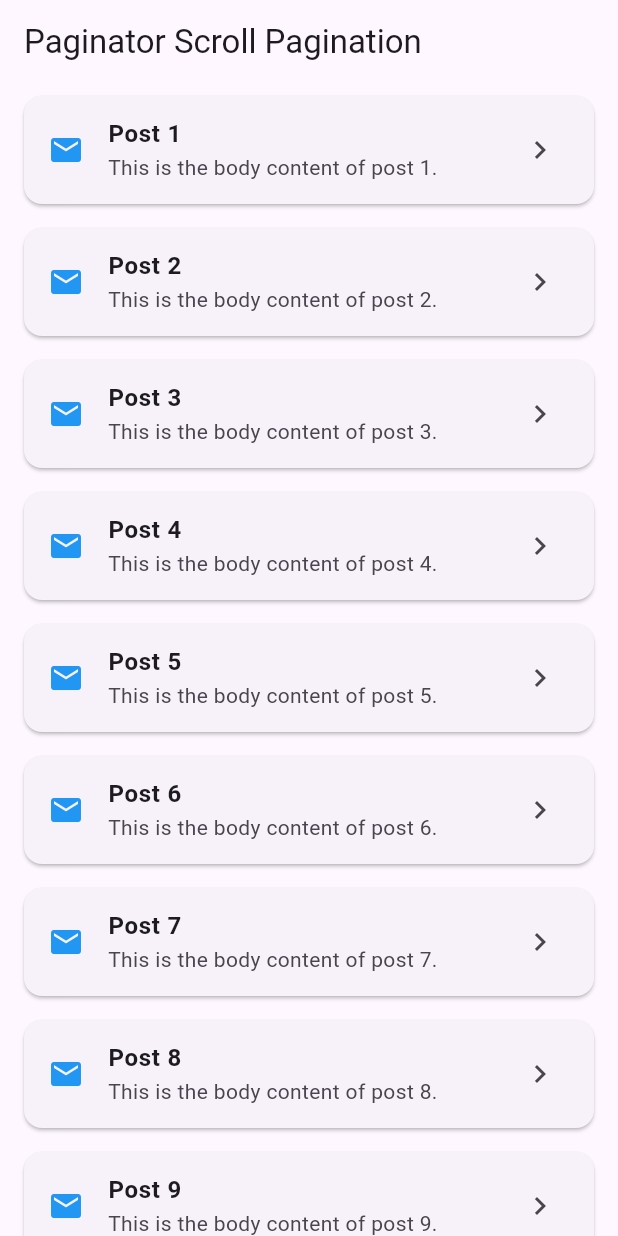
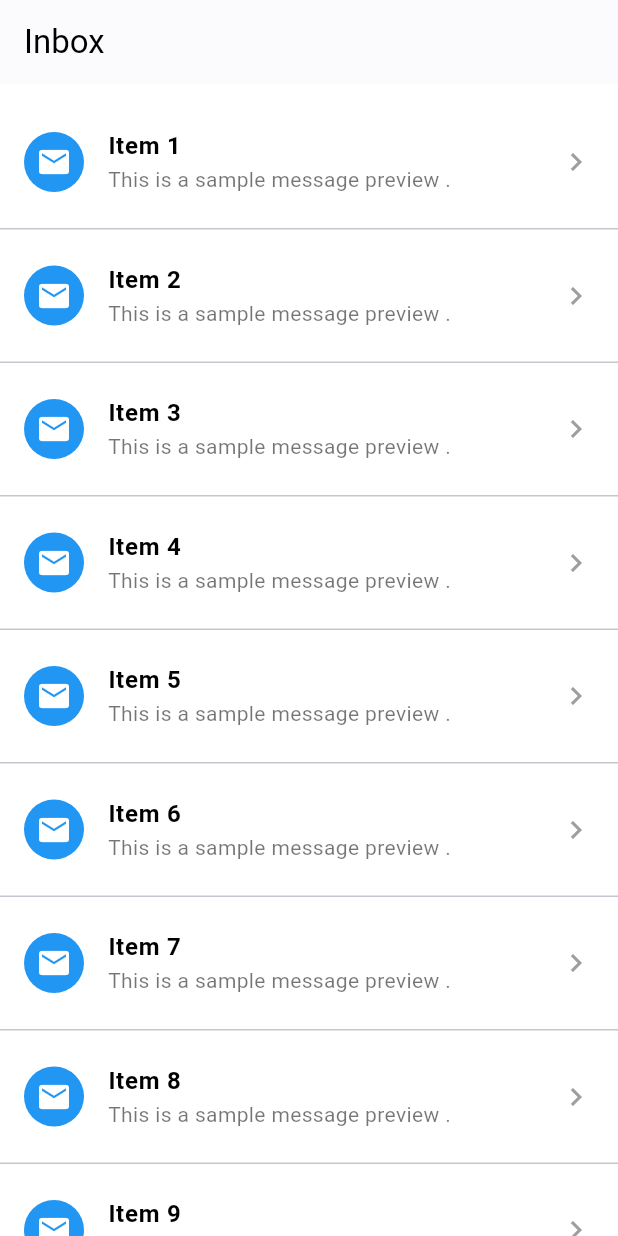
Before and after one commit to Sonia-dev/pagination_core, a Flutter app: the screen it shows after launch, on a phone screen of 412 x 824 dp. Run offline on Flutter 3.47's test engine with Material 3 defaults, Android fonts, the phone set to English and light mode, and no system bars.

Commit message:
add reusible list

```diff
--- a/example/lib/main.dart
+++ b/example/lib/main.dart
@@ -2,5 +2,5 @@ import 'package:example/pagination_demo.dart';
 import 'package:flutter/material.dart';
 
 void main() {
-  runApp(const MaterialApp(home: PaginatedDemo()));
+  runApp(MaterialApp(home: PaginatedListScreen()));
 }
--- a/example/lib/pagination_demo.dart
+++ b/example/lib/pagination_demo.dart
@@ -1,89 +1,86 @@
-import 'package:example/post_model.dart';
 import 'package:flutter/material.dart';
 import 'package:pagination_core/pagination_core.dart';
 
-class PaginatedDemo extends StatefulWidget {
-  const PaginatedDemo({Key? key}) : super(key: key);
-
+/// Simulates a paginated screen with Gmail-like styling.
+class PaginatedListScreen extends StatefulWidget {
   @override
-  State<PaginatedDemo> createState() => _PaginatedDemoState();
+  _PaginatedListScreenState createState() => _PaginatedListScreenState();
 }
 
-class _PaginatedDemoState extends State<PaginatedDemo> {
-  final ScrollController _scrollController = ScrollController();
-  late final Paginator<Post> paginator;
+class _PaginatedListScreenState extends State<PaginatedListScreen> {
+  late Paginator<String> paginator;
 
   @override
   void initState() {
     super.initState();
-    paginator = Paginator<Post>(
-      fetchFunction: _mockFetchPosts,
-      parseItems: (data) =>
-          (data as List).map((e) => Post.fromJson(e)).toList(),
-      parseMeta: (meta) => Meta.fromJson(meta),
+
+    // Initialize the paginator with fetch logic and response parsing.
+    paginator = Paginator<String>(
+      fetchFunction: mockApiFetch,
+      parseItems: (data) => List<String>.from(data),
+      parseMeta: (json) => Meta.fromJson(json),
     );
 
-    _loadInitialData();
-    _scrollController.addListener(() async {
-      if (_scrollController.position.pixels >=
-              _scrollController.position.maxScrollExtent - 200 &&
-          !paginator.isLoading &&
-          paginator.hasNextPage) {
-        setState(() {});
-        await paginator.loadNextPage();
-        setState(() {});
-      }
-    });
+    // Fetch the first page on screen load.
+    paginator.fetch();
   }
 
-  Future<void> _loadInitialData() async {
-    await paginator.fetch();
-    setState(() {});
-  }
+  /// Simulates an API call returning paginated string data.
+  Future<Map<String, dynamic>> mockApiFetch(Map<String, dynamic> params) async {
+    final page = int.parse(params['page'] ?? '1');
+    await Future.delayed(Duration(seconds: 1));
 
-  @override
-  void dispose() {
-    _scrollController.dispose();
-    super.dispose();
+    return {
+      'data': List.generate(10, (i) => 'Item ${(page - 1) * 10 + i + 1}'),
+      'meta': {'currentPage': page, 'lastPage': 5},
+    };
   }
 
   @override
   Widget build(BuildContext context) {
     return Scaffold(
-      appBar: AppBar(title: const Text("Paginator Scroll Pagination")),
-      body: (paginator.isLoading && !paginator.showProgress)
-          ? const Center(child: CircularProgressIndicator())
-          : ListView.builder(
-              controller: _scrollController,
-              itemCount:
-                  paginator.items.length + (paginator.showProgress ? 1 : 0),
-              itemBuilder: (context, index) {
-                if (index == paginator.items.length && paginator.showProgress) {
-                  return const Padding(
-                    padding: EdgeInsets.all(16),
-                    child: Center(child: CircularProgressIndicator()),
-                  );
-                }
-                final post = paginator.items[index];
-                return Card(
-                  margin:
-                      const EdgeInsets.symmetric(vertical: 8, horizontal: 16),
-                  child: ListTile(
-                    leading: const Icon(Icons.email, color: Colors.blue),
-                    title: Text(post.title,
-                        style: const TextStyle(fontWeight: FontWeight.bold)),
-                    subtitle: Text(
-                      post.body,
+      backgroundColor: Colors.white,
+      appBar: AppBar(
+        title: const Text("Inbox"),
+        backgroundColor: Colors.white,
+        elevation: 0.5,
+        foregroundColor: Colors.black,
+      ),
+      body: Column(
+        children: [
+          Expanded(
+            child: PaginatedList<String>(
+              paginator: paginator,
+              itemBuilder: (context, item) {
+                return Column(
+                  children: [
+                    ListTile(
+                      contentPadding: const EdgeInsets.symmetric(
+                          horizontal: 16, vertical: 8),
+                      leading: const CircleAvatar(
+                        backgroundColor: Colors.blue,
+                        child: Icon(Icons.email, color: Colors.white),
+                      ),
+                      title: Text(
+                        item,
+                        style: const TextStyle(
+                            fontWeight: FontWeight.w600, color: Colors.black),
+                      ),
+                      subtitle: const Text(
+                        "This is a sample message preview .",
                         maxLines: 2,
                         overflow: TextOverflow.ellipsis,
+                        style: TextStyle(color: Colors.black54),
                       ),
-                    trailing: const Icon(Icons.chevron_right),
+                      trailing:
+                          const Icon(Icons.chevron_right, color: Colors.grey),
                       onTap: () {
                         showDialog(
                           context: context,
                           builder: (context) => AlertDialog(
-                          title: Text(post.title),
-                          content: Text(post.body),
+                            title: Text(item),
+                            content: const Text(
+                                "This would be the full content of the email/message."),
                             actions: [
                               TextButton(
                                 onPressed: () => Navigator.of(context).pop(),
@@ -94,38 +91,18 @@ class _PaginatedDemoState extends State<PaginatedDemo> {
                         );
                       },
                     ),
+                    const Divider(height: 1),
+                  ],
                 );
               },
+              padding: const EdgeInsets.only(top: 8),
+              emptyBuilder: const Center(child: Text("Your inbox is empty")),
+              loadingIndicator:
+                  const Center(child: CircularProgressIndicator()),
+            ),
+          ),
+        ],
       ),
     );
   }
-
-  /// Simulated fetch function with fake data
-  Future<Map<String, dynamic>> _mockFetchPosts(
-      Map<String, dynamic> params) async {
-    await Future.delayed(const Duration(seconds: 1));
-
-    final int page = int.parse(params['page'] ?? '1');
-    final int limit = int.parse(params['limit'] ?? '10');
-
-    final int start = (page - 1) * limit;
-    final int end = (start + limit).clamp(0, 50);
-
-    final List<Map<String, dynamic>> data = List.generate(
-      end - start,
-      (index) => {
-        'id': start + index + 1,
-        'title': 'Post ${start + index + 1}',
-        'body': 'This is the body content of post ${start + index + 1}.',
-      },
-    );
-
-    return {
-      'data': data,
-      'meta': {
-        'currentPage': page,
-        'lastPage': (50 / limit).ceil(),
 }
-    };
-  }
-}
--- a/example/main.dart
+++ b/example/main.dart
@@ -35,8 +35,8 @@ void main() async {
   );
 
   await paginator.fetch();
-  print("Fetched Items: ${paginator.items.length}");
+
 
   await paginator.loadNextPage();
-  print("After Loading More: ${paginator.items.length}");
+
 }
--- a/lib/pagination_core.dart
+++ b/lib/pagination_core.dart
@@ -1,4 +1,6 @@
 library pagination_core;
+
+import 'package:flutter/material.dart';
 
 /// Contains pagination metadata such as current page and last page.
 class Meta {
@@ -20,73 +22,193 @@ class Meta {
   }
 }
 
-/// A reusable pagination controller to fetch and manage paged data.
+/// A generic class that handles pagination logic and API data fetching.
 class Paginator<T> {
-  /// The function used to fetch paginated data from an API.
+  /// Function used to fetch data from the API, accepts query parameters.
   final Future<Map<String, dynamic>> Function(Map<String, dynamic>)
       fetchFunction;
 
-  /// Function to parse list of items from the response data.
+  /// Function that parses the response into a list of type T.
   final List<T> Function(dynamic) parseItems;
 
-  /// Function to parse [Meta] data from the response.
+  /// Function that parses pagination metadata (current page, last page).
   final Meta Function(Map<String, dynamic>) parseMeta;
 
-  /// List of currently loaded items.
-  List<T> items = [];
+  /// A notifier that holds the current list of fetched items.
+  final ValueNotifier<List<T>> itemsNotifier = ValueNotifier([]);
 
-  /// Current page index being viewed or fetched.
+  /// Tracks the current page being fetched.
   int currentPage = 1;
 
-  /// The last available page number.
+  /// Tracks the last page number available.
   int lastPage = 1;
 
-  /// Indicates whether data is being fetched.
+  /// Indicates whether a fetch operation is in progress.
   bool isLoading = false;
 
-  /// Indicates whether there is another page to load.
+  /// Returns true if there are more pages to load.
   bool get hasNextPage => currentPage < lastPage;
 
-  /// Shows a progress indicator while loading additional pages.
-  bool get showProgress => isLoading && items.isNotEmpty;
+  /// Returns true if loading and already has some items loaded.
+  bool get showProgress => isLoading && itemsNotifier.value.isNotEmpty;
 
-  /// Creates a [Paginator] with the necessary fetch and parsing functions.
+  /// Constructor requiring the necessary fetch and parsing functions.
   Paginator({
     required this.fetchFunction,
     required this.parseItems,
     required this.parseMeta,
   });
 
-  /// Fetches the data for the current page.
-  /// If [reset] is true, resets the pagination and fetches the first page.
+  /// Fetches data for the current page.
+  /// If [reset] is true, it resets pagination and fetches the first page again.
   Future<void> fetch({bool reset = false}) async {
     if (isLoading) return;
 
     isLoading = true;
 
     if (reset) {
+      // Reset pagination state
       currentPage = 1;
-      items.clear();
+      lastPage = 1;
+      itemsNotifier.value = [];
     }
 
-    final result =
-        await fetchFunction({'page': currentPage.toString(), 'limit': '10'});
+    try {
+      // Call API with page and limit parameters
+      final result = await fetchFunction({
+        'page': currentPage.toString(),
+        'limit': '10',
+      });
 
-    final List<T> newItems = parseItems(result['data']);
-    final Meta meta = parseMeta(result['meta']);
+      // Parse the items and meta data from the response
+      final newItems = parseItems(result['data']);
+      final meta = parseMeta(result['meta']);
 
-    items.addAll(newItems);
-    currentPage = meta.currentPage;
-    lastPage = meta.lastPage;
-
-    isLoading = false;
+      // Add new items to the existing list
+      itemsNotifier.value = [...itemsNotifier.value, ...newItems];
+      currentPage = meta.currentPage;
+      lastPage = meta.lastPage;
+    } finally {
+      isLoading = false;
+    }
   }
 
   /// Loads the next page if available.
   Future<void> loadNextPage() async {
     if (!hasNextPage || isLoading) return;
-
     currentPage++;
     await fetch();
   }
 }
+
+/// A reusable widget to display a list of paginated items using a Paginator.
+class PaginatedList<T> extends StatefulWidget {
+  /// The paginator that handles the fetching logic.
+  final Paginator<T> paginator;
+
+  /// Builder function to create UI for each item.
+  final Widget Function(BuildContext, T) itemBuilder;
+
+  /// Padding around the list.
+  final EdgeInsetsGeometry padding;
+
+  /// Optional callback triggered when the list is refreshed.
+  final Future<void> Function()? onRefresh;
+
+  /// Optional custom loading widget.
+  final Widget? loadingIndicator;
+
+  /// Optional widget to show when the list is empty.
+  final Widget? emptyBuilder;
+
+  const PaginatedList({
+    Key? key,
+    required this.paginator,
+    required this.itemBuilder,
+    this.padding = const EdgeInsets.all(8),
+    this.onRefresh,
+    this.loadingIndicator,
+    this.emptyBuilder,
+  }) : super(key: key);
+
+  @override
+  State<PaginatedList<T>> createState() => _PaginatedListState<T>();
+}
+
+class _PaginatedListState<T> extends State<PaginatedList<T>> {
+  final ScrollController _scrollController = ScrollController();
+
+  @override
+  void initState() {
+    super.initState();
+
+    // Fetch data initially if the list is empty
+    if (widget.paginator.itemsNotifier.value.isEmpty) {
+      widget.paginator.fetch();
+    }
+
+    // Listen for scroll events to trigger loading more pages
+    _scrollController.addListener(() {
+      if (_scrollController.position.pixels >=
+              _scrollController.position.maxScrollExtent - 200 &&
+          widget.paginator.hasNextPage &&
+          !widget.paginator.isLoading) {
+        widget.paginator.loadNextPage();
+      }
+    });
+  }
+
+  @override
+  void dispose() {
+    _scrollController.dispose();
+    super.dispose();
+  }
+
+  @override
+  Widget build(BuildContext context) {
+    return ValueListenableBuilder<List<T>>(
+      valueListenable: widget.paginator.itemsNotifier,
+      builder: (context, items, _) {
+        // Show loading when data is being fetched and list is still empty
+        if (items.isEmpty && widget.paginator.isLoading) {
+          return Center(
+            child: widget.loadingIndicator ?? CircularProgressIndicator(),
+          );
+        }
+
+        // Show empty message when list has no items
+        if (items.isEmpty) {
+          return widget.emptyBuilder ??
+              const Center(child: Text("No items found."));
+        }
+
+        // Main scrollable list with refresh support
+        return RefreshIndicator(
+          onRefresh: () async {
+            await widget.paginator.fetch(reset: true);
+            if (widget.onRefresh != null) await widget.onRefresh!();
+          },
+          child: ListView.builder(
+            controller: _scrollController,
+            padding: widget.padding,
+            itemCount: items.length + 1, // Extra item for progress indicator
+            itemBuilder: (context, index) {
+              if (index == items.length) {
+                // Display loader at the end if more pages are available
+                return widget.paginator.hasNextPage
+                    ? Padding(
+                        padding: const EdgeInsets.all(16.0),
+                        child: widget.loadingIndicator ??
+                            const Center(child: CircularProgressIndicator()),
+                      )
+                    : const SizedBox.shrink(); // Empty space if no more pages
+              }
+
+              return widget.itemBuilder(context, items[index]);
+            },
+          ),
+        );
+      },
+    );
+  }
+}
--- a/pubspec.yaml
+++ b/pubspec.yaml
@@ -1,6 +1,6 @@
 name: pagination_core
 description: A simple and reusable pagination handler for any state management solution in Flutter.
-version: 1.0.1
+version: 1.0.0
 homepage: https://github.com/Sonia-dev/pagination_core
 
 environment:
```
Also changed, not shown: 2 other files. Lines whose indentation alone changed are shown as unchanged.
